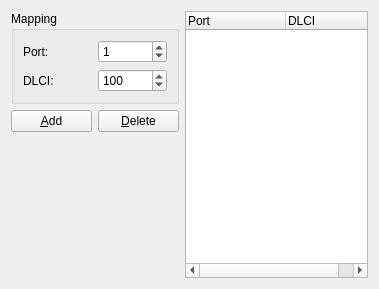
First picture: the form in GNS3/Ui/ConfigurationPages/Form_FRSWPage.ui, repository GNS3/gns3-legacy, before the edit.
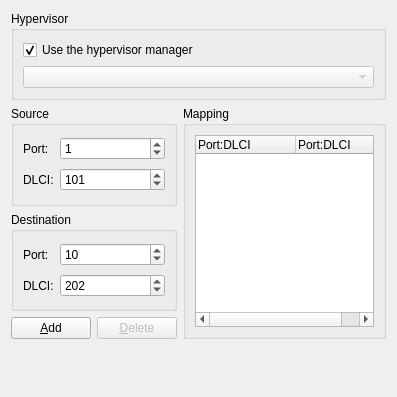
Second picture: the form after the edit.

Commit message: [Dynamips] Integration of FRSW ok, corrected a few bugs in NodeConfigurator

```diff
--- a/GNS3/Ui/ConfigurationPages/Form_FRSWPage.ui
+++ b/GNS3/Ui/ConfigurationPages/Form_FRSWPage.ui
@@ -5,18 +5,63 @@
    <rect>
     <x>0</x>
     <y>0</y>
-    <width>379</width>
-    <height>289</height>
+    <width>397</width>
+    <height>397</height>
    </rect>
   </property>
   <property name="windowTitle" >
    <string>Frame Relay Switch</string>
   </property>
   <layout class="QGridLayout" >
-   <item row="0" column="0" colspan="2" >
+   <item row="0" column="0" colspan="3" >
+    <widget class="QGroupBox" name="groupBox_4" >
+     <property name="title" >
+      <string>Hypervisor</string>
+     </property>
+     <layout class="QGridLayout" >
+      <item row="0" column="0" >
+       <widget class="QCheckBox" name="checkBoxIntegratedHypervisor" >
+        <property name="text" >
+         <string>Use the hypervisor manager</string>
+        </property>
+        <property name="checked" >
+         <bool>true</bool>
+        </property>
+       </widget>
+      </item>
+      <item row="0" column="1" >
+       <spacer>
+        <property name="orientation" >
+         <enum>Qt::Horizontal</enum>
+        </property>
+        <property name="sizeHint" >
+         <size>
+          <width>141</width>
+          <height>20</height>
+         </size>
+        </property>
+       </spacer>
+      </item>
+      <item row="1" column="0" colspan="2" >
+       <widget class="QComboBox" name="comboBoxHypervisors" >
+        <property name="enabled" >
+         <bool>false</bool>
+        </property>
+       </widget>
+      </item>
+     </layout>
+    </widget>
+   </item>
+   <item row="1" column="0" colspan="2" >
     <widget class="QGroupBox" name="groupBox" >
+     <property name="sizePolicy" >
+      <sizepolicy vsizetype="Preferred" hsizetype="Expanding" >
+       <horstretch>0</horstretch>
+       <verstretch>0</verstretch>
+      </sizepolicy>
+     </property>
      <property name="title" >
-      <string>Mapping</string>
+      <string>Source</string>
      </property>
      <layout class="QGridLayout" >
       <item row="0" column="0" >
@@ -27,7 +72,13 @@
        </widget>
       </item>
       <item row="0" column="1" >
-       <widget class="QSpinBox" name="spinBoxPort" >
+       <widget class="QSpinBox" name="spinBoxSrcPort" >
+        <property name="sizePolicy" >
+         <sizepolicy vsizetype="Fixed" hsizetype="Expanding" >
+          <horstretch>0</horstretch>
+          <verstretch>0</verstretch>
+         </sizepolicy>
+        </property>
         <property name="minimum" >
          <number>0</number>
         </property>
@@ -47,68 +98,146 @@
        </widget>
       </item>
       <item row="1" column="1" >
-       <widget class="QSpinBox" name="spinBoxDLCI" >
+       <widget class="QSpinBox" name="spinBoxSrcDLCI" >
+        <property name="sizePolicy" >
+         <sizepolicy vsizetype="Fixed" hsizetype="Expanding" >
+          <horstretch>0</horstretch>
+          <verstretch>0</verstretch>
+         </sizepolicy>
+        </property>
         <property name="maximum" >
          <number>65535</number>
         </property>
         <property name="value" >
-         <number>100</number>
+         <number>101</number>
         </property>
        </widget>
       </item>
      </layout>
     </widget>
    </item>
-   <item row="0" column="2" >
-    <spacer>
-     <property name="orientation" >
-      <enum>Qt::Horizontal</enum>
+   <item rowspan="3" row="1" column="2" >
+    <widget class="QGroupBox" name="groupBox_2" >
+     <property name="title" >
+      <string>Mapping</string>
      </property>
-     <property name="sizeHint" >
-      <size>
-       <width>31</width>
-       <height>20</height>
-      </size>
-     </property>
-    </spacer>
+     <layout class="QVBoxLayout" >
+      <item>
+       <widget class="QTreeWidget" name="treeWidgetVCmap" >
+        <property name="sizePolicy" >
+         <sizepolicy vsizetype="Expanding" hsizetype="Expanding" >
+          <horstretch>0</horstretch>
+          <verstretch>0</verstretch>
+         </sizepolicy>
+        </property>
+        <property name="rootIsDecorated" >
+         <bool>false</bool>
+        </property>
+        <column>
+         <property name="text" >
+          <string>Port:DLCI</string>
+         </property>
+        </column>
+        <column>
+         <property name="text" >
+          <string>Port:DLCI</string>
+         </property>
+        </column>
+       </widget>
+      </item>
+     </layout>
+    </widget>
    </item>
-   <item rowspan="3" row="0" column="3" >
-    <widget class="QTreeWidget" name="treeWidgetVCmap" >
-     <column>
-      <property name="text" >
-       <string>Port</string>
-      </property>
-     </column>
-     <column>
-      <property name="text" >
-       <string>DLCI</string>
-      </property>
-     </column>
+   <item row="2" column="0" colspan="2" >
+    <widget class="QGroupBox" name="groupBox_3" >
+     <property name="sizePolicy" >
+      <sizepolicy vsizetype="Preferred" hsizetype="Expanding" >
+       <horstretch>0</horstretch>
+       <verstretch>0</verstretch>
+      </sizepolicy>
+     </property>
+     <property name="title" >
+      <string>Destination</string>
+     </property>
+     <layout class="QGridLayout" >
+      <item row="0" column="0" >
+       <widget class="QLabel" name="label_3" >
+        <property name="text" >
+         <string>Port:</string>
+        </property>
+       </widget>
+      </item>
+      <item row="0" column="1" >
+       <widget class="QSpinBox" name="spinBoxDestPort" >
+        <property name="sizePolicy" >
+         <sizepolicy vsizetype="Fixed" hsizetype="Expanding" >
+          <horstretch>0</horstretch>
+          <verstretch>0</verstretch>
+         </sizepolicy>
+        </property>
+        <property name="minimum" >
+         <number>0</number>
+        </property>
+        <property name="maximum" >
+         <number>65535</number>
+        </property>
+        <property name="value" >
+         <number>10</number>
+        </property>
+       </widget>
+      </item>
+      <item row="1" column="0" >
+       <widget class="QLabel" name="label_4" >
+        <property name="text" >
+         <string>DLCI:</string>
+        </property>
+       </widget>
+      </item>
+      <item row="1" column="1" >
+       <widget class="QSpinBox" name="spinBoxDestDLCI" >
+        <property name="sizePolicy" >
+         <sizepolicy vsizetype="Fixed" hsizetype="Expanding" >
+          <horstretch>0</horstretch>
+          <verstretch>0</verstretch>
+         </sizepolicy>
+        </property>
+        <property name="maximum" >
+         <number>65535</number>
+        </property>
+        <property name="value" >
+         <number>202</number>
+        </property>
+       </widget>
+      </item>
+     </layout>
     </widget>
    </item>
-   <item row="1" column="0" >
+   <item row="3" column="0" >
     <widget class="QPushButton" name="pushButtonAdd" >
      <property name="text" >
       <string>&amp;Add</string>
      </property>
     </widget>
    </item>
-   <item row="1" column="1" >
+   <item row="3" column="1" >
     <widget class="QPushButton" name="pushButtonDelete" >
+     <property name="enabled" >
+      <bool>false</bool>
+     </property>
      <property name="text" >
       <string>&amp;Delete</string>
      </property>
     </widget>
    </item>
-   <item row="2" column="0" colspan="2" >
+   <item row="4" column="1" colspan="2" >
     <spacer>
      <property name="orientation" >
       <enum>Qt::Vertical</enum>
      </property>
      <property name="sizeHint" >
       <size>
-       <width>168</width>
-       <height>121</height>
+       <width>20</width>
+       <height>20</height>
       </size>
      </property>
     </spacer>
```
The commit also changes 16 other files.
